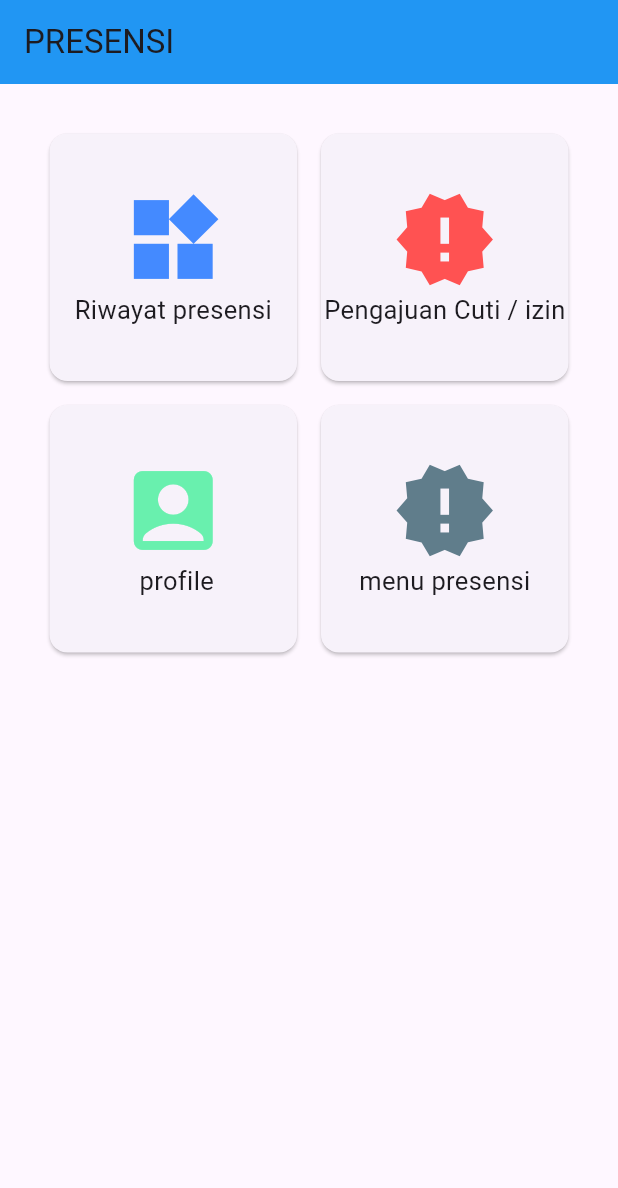
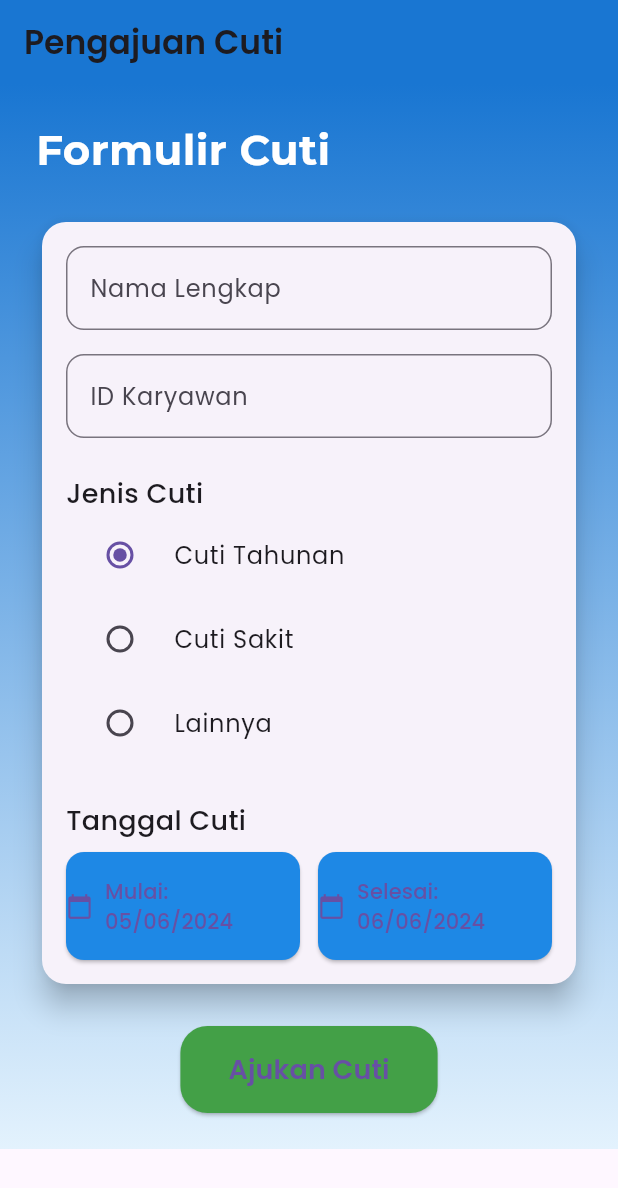
Before and after one commit to r306bsipnk/mbg_124b_presensi, a Flutter app: the screen it shows after launch, after a tap on "Pengajuan Cuti / izin", on a phone screen of 412 x 824 dp. Shown: the top 1188 px of the screen. Run offline on Flutter 3.47's test engine with Material 3 defaults, Android fonts, the phone set to English and light mode, and no system bars; our stand-ins replace google_fonts.

Commit message:
halaman cuti

```diff
--- a/lib/home.dart
+++ b/lib/home.dart
@@ -1,4 +1,5 @@
 import 'package:flutter/material.dart';
+import 'package:presensi/leave_request_page.dart';
 
 class HomePage extends StatefulWidget {
   const HomePage({Key? key}) : super(key: key);
@@ -38,7 +39,10 @@ class _HomePageState extends State<HomePage>{
           Card(
             margin: const EdgeInsets.all(8),
             child: InkWell(
-              onTap: (){},
+              onTap: (){Navigator.of(context)
+          .pushReplacement(MaterialPageRoute(builder: (_) => LeaveRequestPage()));
+
+              },
               splashColor: Colors.blue,
               child: Center(
                 child: Column(
--- /dev/null
+++ b/lib/leave_request_page.dart
@@ -0,0 +1,174 @@
+import 'package:flutter/material.dart';
+import 'package:intl/intl.dart';
+import 'package:google_fonts/google_fonts.dart';
+
+class LeaveRequestPage extends StatefulWidget {
+  @override
+  _LeaveRequestPageState createState() => _LeaveRequestPageState();
+}
+
+class _LeaveRequestPageState extends State<LeaveRequestPage> {
+  final _formKey = GlobalKey<FormState>();
+  String name = '';
+  String employeeId = '';
+  String _leaveType = 'Cuti Tahunan';
+  DateTime _startDate = DateTime.now();
+  DateTime _endDate = DateTime.now().add(Duration(days: 1));
+
+  void _selectDate(BuildContext context, bool isStartDate) async {
+    final DateTime? picked = await showDatePicker(
+      context: context,
+      initialDate: isStartDate ? _startDate : _endDate,
+      firstDate: DateTime.now(),
+      lastDate: DateTime.now().add(Duration(days: 365)),
+      builder: (BuildContext context, Widget? child) {
+        return Theme(
+          data: ThemeData.light().copyWith(
+            primaryColor: Colors.blue[700],
+            hintColor: Colors.blue[700],
+            colorScheme: ColorScheme.light(primary: Colors.blue[700]!),
+            buttonTheme: ButtonThemeData(textTheme: ButtonTextTheme.primary),
+          ),
+          child: child!,
+        );
+      },
+    );
+    if (picked != null)
+      setState(() {
+        if (isStartDate) {
+          _startDate = picked;
+          if (_endDate.isBefore(_startDate)) {
+            _endDate = _startDate.add(Duration(days: 1));
+          }
+        } else {
+          _endDate = picked;
+        }
+      });
+  }
+
+  @override
+  Widget build(BuildContext context) {
+    return Scaffold(
+      appBar: AppBar(
+        title: Text('Pengajuan Cuti', style: GoogleFonts.poppins(fontWeight: FontWeight.w600)),
+        backgroundColor: Colors.blue[700],
+      ),
+      body: Container(
+        decoration: BoxDecoration(
+          gradient: LinearGradient(
+            begin: Alignment.topCenter,
+            end: Alignment.bottomCenter,
+            colors: [Colors.blue[700]!, Colors.blue[50]!],
+          ),
+        ),
+        child: SingleChildScrollView(
+          padding: EdgeInsets.all(24.0),
+          child: Form(
+            key: _formKey,
+            child: Column(
+              crossAxisAlignment: CrossAxisAlignment.start,
+              children: <Widget>[
+                Text('Formulir Cuti', style: GoogleFonts.montserrat(fontSize: 28, fontWeight: FontWeight.bold, color: Colors.white)),
+                SizedBox(height: 24),
+                Card(
+                  elevation: 8,
+                  shape: RoundedRectangleBorder(borderRadius: BorderRadius.circular(16)),
+                  child: Padding(
+                    padding: EdgeInsets.all(16.0),
+                    child: Column(
+                      crossAxisAlignment: CrossAxisAlignment.start,
+                      children: [
+                        TextFormField(
+                          decoration: InputDecoration(
+                            labelText: 'Nama Lengkap',
+                            labelStyle: GoogleFonts.poppins(),
+                            border: OutlineInputBorder(borderRadius: BorderRadius.circular(12)),
+                          ),
+                          style: GoogleFonts.poppins(),
+                          validator: (value) => value?.isEmpty == true ? 'Nama tidak boleh kosong' : null,
+                          onSaved: (value) => name = value!,
+                        ),
+                        SizedBox(height: 16),
+                        TextFormField(
+                          decoration: InputDecoration(
+                            labelText: 'ID Karyawan',
+                            labelStyle: GoogleFonts.poppins(),
+                            border: OutlineInputBorder(borderRadius: BorderRadius.circular(12)),
+                          ),
+                          style: GoogleFonts.poppins(),
+                          keyboardType: TextInputType.number,
+                          validator: (value) => value?.isEmpty == true ? 'ID Karyawan tidak boleh kosong' : null,
+                          onSaved: (value) => employeeId = value!,
+                        ),
+                        SizedBox(height: 24),
+                        Text('Jenis Cuti', style: GoogleFonts.poppins(fontSize: 18, fontWeight: FontWeight.w500)),
+                        ...['Cuti Tahunan', 'Cuti Sakit', 'Lainnya'].map((type) => RadioListTile(
+                          title: Text(type, style: GoogleFonts.poppins()),
+                          value: type,
+                          groupValue: _leaveType,
+                          onChanged: (value) => setState(() => _leaveType = value.toString()),
+                        )),
+                        SizedBox(height: 24),
+                        Text('Tanggal Cuti', style: GoogleFonts.poppins(fontSize: 18, fontWeight: FontWeight.w500)),
+                        SizedBox(height: 8),
+                        Row(
+                          children: [
+                            Expanded(
+                              child: ElevatedButton.icon(
+                                onPressed: () => _selectDate(context, true),
+                                icon: Icon(Icons.calendar_today),
+                                label: Text('Mulai: ${DateFormat('dd/MM/yyyy').format(_startDate)}', style: GoogleFonts.poppins()),
+                                style: ElevatedButton.styleFrom(
+                                  backgroundColor: Colors.blue[600],
+                                  shape: RoundedRectangleBorder(borderRadius: BorderRadius.circular(12)),
+                                  padding: EdgeInsets.symmetric(vertical: 16),
+                                ),
+                              ),
+                            ),
+                            SizedBox(width: 12),
+                            Expanded(
+                              child: ElevatedButton.icon(
+                                onPressed: () => _selectDate(context, false),
+                                icon: Icon(Icons.calendar_today),
+                                label: Text('Selesai: ${DateFormat('dd/MM/yyyy').format(_endDate)}', style: GoogleFonts.poppins()),
+                                style: ElevatedButton.styleFrom(
+                                  backgroundColor: Colors.blue[600],
+                                  shape: RoundedRectangleBorder(borderRadius: BorderRadius.circular(12)),
+                                  padding: EdgeInsets.symmetric(vertical: 16),
+                                ),
+                              ),
+                            ),
+                          ],
+                        ),
+                      ],
+                    ),
+                  ),
+                ),
+                SizedBox(height: 24),
+                Center(
+                  child: ElevatedButton(
+                    onPressed: () {
+                      if (_formKey.currentState!.validate()) {
+                        _formKey.currentState!.save();
+                        // Proses pengajuan cuti di sini
+                        ScaffoldMessenger.of(context).showSnackBar(
+                          SnackBar(content: Text('Pengajuan Cuti Berhasil', style: GoogleFonts.poppins())),
+                        );
+                      }
+                    },
+                    child: Text('Ajukan Cuti', style: GoogleFonts.poppins(fontWeight: FontWeight.w600, fontSize: 18)),
+                    style: ElevatedButton.styleFrom(
+                      backgroundColor: Colors.green[600],
+                      shape: RoundedRectangleBorder(borderRadius: BorderRadius.circular(18)),
+                      padding: EdgeInsets.symmetric(horizontal: 32, vertical: 16),
+                    ),
+                  ),
+                ),
+              ],
+            ),
+          ),
+        ),
+      ),
+    );
+  }
+}
```
Also changed, not shown: pubspec.yaml (+4 -17 lines), pubspec.lock, 2 other files.
